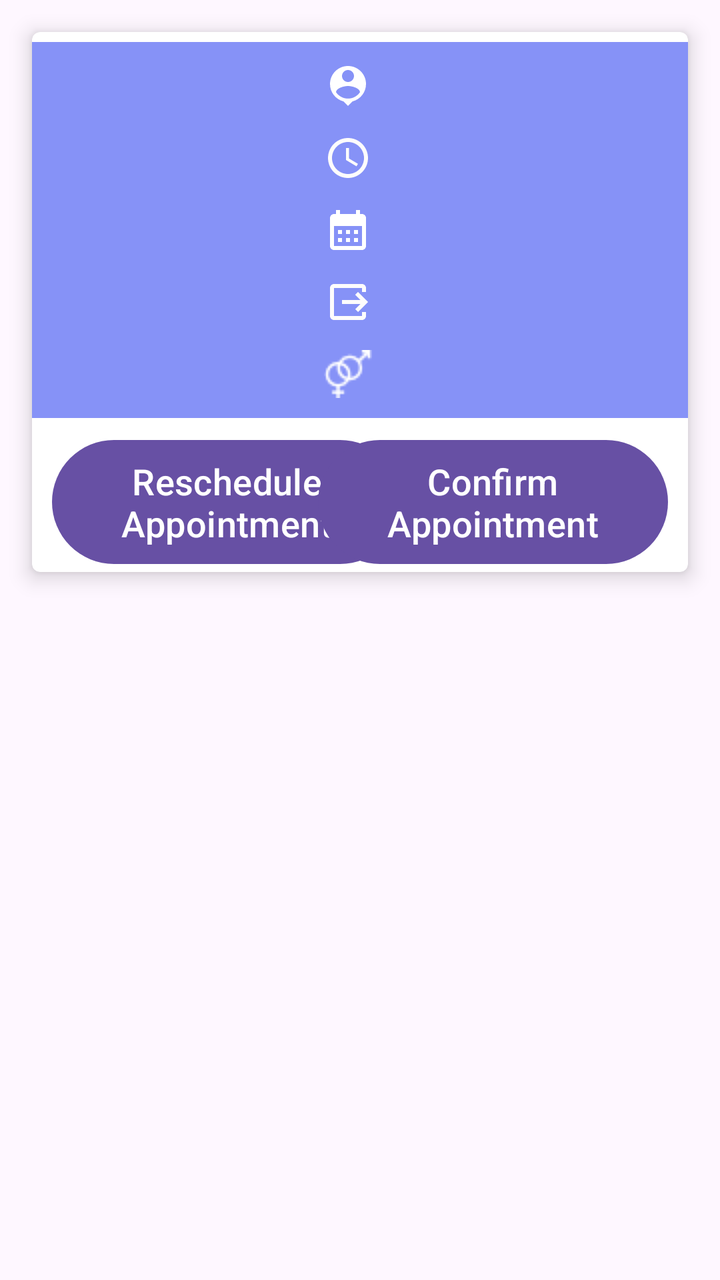
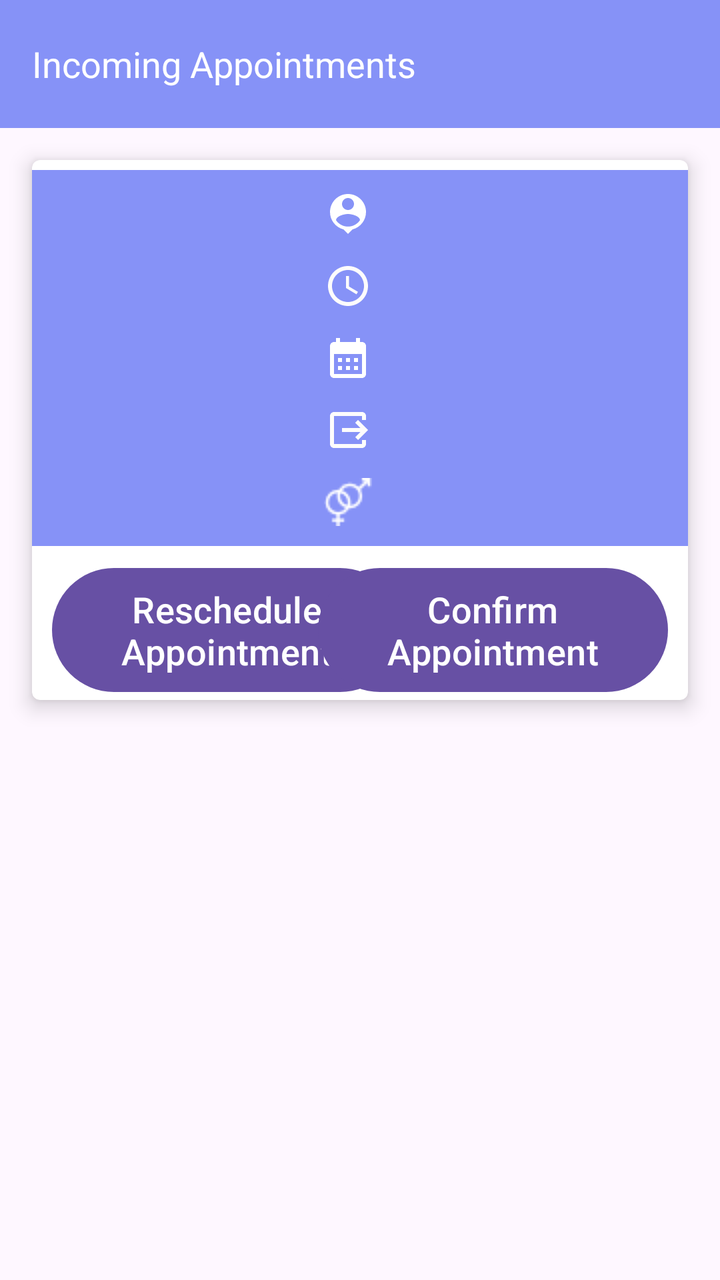

Before-and-after screenshots of an Android layout around one commit, followed by the original layout XML and the change that was made.
<!-- AndroidManifest.xml: application theme Theme.EDermaCareLatestt -->
<!-- res/layout/incoming_appointment.xml -->
<?xml version="1.0" encoding="utf-8"?>
<ScrollView
    xmlns:android="http://schemas.android.com/apk/res/android"
    xmlns:app="http://schemas.android.com/apk/res-auto"
    android:layout_width="match_parent"
    android:layout_height="match_parent">


    <androidx.cardview.widget.CardView
        android:layout_width="match_parent"
        android:layout_height="wrap_content"
        app:cardCornerRadius="4dp"
        app:cardElevation="6dp"
        android:layout_margin="16dp">


        <LinearLayout
            android:layout_width="match_parent"
            android:layout_height="wrap_content"
            android:orientation="horizontal"
            android:background="@color/lavender"
            android:padding="10dp"
            android:layout_marginBottom="5dp"
            android:layout_marginTop="5dp">

            <ImageView
                android:id="@+id/imageView"
                android:layout_width="120dp"
                android:layout_height="120dp"
                android:layout_gravity="center_vertical" />

            <LinearLayout
                android:layout_width="0dp"
                android:layout_height="wrap_content"
                android:layout_weight="1"
                android:orientation="vertical"
                android:layout_marginStart="16dp">

                <TextView
                    android:id="@+id/patient_name"
                    android:layout_width="match_parent"
                    android:layout_height="wrap_content"
                    android:drawableLeft="@drawable/baseline_person_pin_24"
                    android:textColor="@color/white"
                    android:drawableTint="#FFF"
                    android:textSize="11sp"
                    android:textStyle="bold"
                    android:layout_marginBottom="12dp" />

                <TextView
                    android:id="@+id/time"
                    android:layout_width="match_parent"
                    android:layout_height="wrap_content"
                    android:drawableLeft="@drawable/baseline_access_time_24"
                    android:textColor="@color/white"
                    android:textSize="11sp"
                    android:textStyle="bold"
                    android:layout_marginBottom="12dp" />

                <TextView
                    android:id="@+id/date"
                    android:layout_width="match_parent"
                    android:layout_height="wrap_content"
                    android:drawableLeft="@drawable/baseline_calendar_month_24"
                    android:textColor="@color/white"
                    android:textSize="11sp"
                    android:drawableTint="@color/white"
                    android:textStyle="bold"
                    android:layout_marginBottom="12dp" />

                <TextView
                    android:id="@+id/result"
                    android:layout_width="match_parent"
                    android:layout_height="wrap_content"
                    android:drawableLeft="@drawable/baseline_output_24"
                    android:textColor="@color/white"
                    android:textSize="11sp"
                    android:textStyle="bold"
                    android:layout_marginBottom="12dp"/>

                <TextView
                    android:id="@+id/gender"
                    android:drawableTint="@color/white"
                    android:layout_width="match_parent"
                    android:layout_height="wrap_content"
                    android:drawableLeft="@drawable/gender"
                    android:textColor="@color/white"
                    android:textSize="11sp"
                    android:textStyle="bold" />

            </LinearLayout>


        </LinearLayout>
        <Button
            android:id="@+id/button_reschedule"
            android:layout_width="175dp"
            android:layout_height="70dp"
            android:layout_marginTop="200dp"
            android:layout_marginLeft="10dp"
            android:textSize="18sp"
            android:text="Reschedule Appointment"
            android:layout_gravity="left"/>

        <Button
            android:id="@+id/button_confirm"
            android:layout_width="175dp"
            android:layout_height="70dp"
            android:textSize="18sp"
            android:layout_marginRight="10dp"
            android:layout_marginTop="200dp"
            android:text="Confirm Appointment"
            android:layout_gravity="right"/>
    </androidx.cardview.widget.CardView>

</ScrollView>
<!-- resources referenced by this layout -->
<resources>
  <color name="lavender">#8692F7</color>
  <color name="white">#FFFFFFFF</color>
  <!-- drawable baseline_access_time_24 (drawable) -->
  <vector xmlns:android="http://schemas.android.com/apk/res/android" android:height="24dp" android:tint="#FDFCFC" android:viewportHeight="24" android:viewportWidth="24" android:width="24dp">
        
      <path android:fillColor="@android:color/white" android:pathData="M11.99,2C6.47,2 2,6.48 2,12s4.47,10 9.99,10C17.52,22 22,17.52 22,12S17.52,2 11.99,2zM12,20c-4.42,0 -8,-3.58 -8,-8s3.58,-8 8,-8 8,3.58 8,8 -3.58,8 -8,8z"/>
        
      <path android:fillColor="@android:color/white" android:pathData="M12.5,7H11v6l5.25,3.15 0.75,-1.23 -4.5,-2.67z"/>
      
  </vector>
  <!-- drawable baseline_calendar_month_24 (drawable) -->
  <vector xmlns:android="http://schemas.android.com/apk/res/android" android:height="24dp" android:tint="#000000" android:viewportHeight="24" android:viewportWidth="24" android:width="24dp">
        
      <path android:fillColor="@android:color/white" android:pathData="M19,4h-1V2h-2v2H8V2H6v2H5C3.89,4 3.01,4.9 3.01,6L3,20c0,1.1 0.89,2 2,2h14c1.1,0 2,-0.9 2,-2V6C21,4.9 20.1,4 19,4zM19,20H5V10h14V20zM9,14H7v-2h2V14zM13,14h-2v-2h2V14zM17,14h-2v-2h2V14zM9,18H7v-2h2V18zM13,18h-2v-2h2V18zM17,18h-2v-2h2V18z"/>
      
  </vector>
  <!-- drawable baseline_output_24 (drawable) -->
  <vector xmlns:android="http://schemas.android.com/apk/res/android" android:height="24dp" android:tint="#FDFCFC" android:viewportHeight="24" android:viewportWidth="24" android:width="24dp">
        
      <path android:fillColor="@android:color/white" android:pathData="M17,17l5,-5l-5,-5l-1.41,1.41l2.58,2.59l-9.17,0l0,2l9.17,0l-2.58,2.59z"/>
        
      <path android:fillColor="@android:color/white" android:pathData="M19,19H5V5h14v2h2V5c0,-1.1 -0.89,-2 -2,-2H5C3.9,3 3,3.9 3,5v14c0,1.1 0.9,2 2,2h14c1.11,0 2,-0.9 2,-2v-2h-2V19z"/>
      
  </vector>
  <!-- drawable baseline_person_pin_24 (drawable) -->
  <vector xmlns:android="http://schemas.android.com/apk/res/android" android:height="24dp" android:tint="#000000" android:viewportHeight="24" android:viewportWidth="24" android:width="24dp">
        
      <path android:fillColor="@android:color/white" android:pathData="M12,2c-4.97,0 -9,4.03 -9,9 0,4.17 2.84,7.67 6.69,8.69L12,22l2.31,-2.31C18.16,18.67 21,15.17 21,11c0,-4.97 -4.03,-9 -9,-9zM12,4c1.66,0 3,1.34 3,3s-1.34,3 -3,3 -3,-1.34 -3,-3 1.34,-3 3,-3zM12,18.3c-2.5,0 -4.71,-1.28 -6,-3.22 0.03,-1.99 4,-3.08 6,-3.08 1.99,0 5.97,1.09 6,3.08 -1.29,1.94 -3.5,3.22 -6,3.22z"/>
      
  </vector>
  <!-- drawable gender: png bitmap (drawable, 712 bytes) -->
  <style name="Theme.EDermaCareLatestt" parent="Base.Theme.EDermaCareLatestt" />
  <style name="Base.Theme.EDermaCareLatestt" parent="Theme.Material3.DayNight.NoActionBar">
          
          
      </style>
</resources>

<!-- the commit's change to res/layout/incoming_appointment.xml (unified diff, before → after) -->
@@ -1,116 +1,145 @@
 <?xml version="1.0" encoding="utf-8"?>
-<ScrollView
+<androidx.coordinatorlayout.widget.CoordinatorLayout
     xmlns:android="http://schemas.android.com/apk/res/android"
     xmlns:app="http://schemas.android.com/apk/res-auto"
     android:layout_width="match_parent"
     android:layout_height="match_parent">
 
+    <com.google.android.material.appbar.AppBarLayout
+        android:layout_width="match_parent"
+        android:layout_height="wrap_content">
 
-    <androidx.cardview.widget.CardView
-        android:layout_width="match_parent"
-        android:layout_height="wrap_content"
-        app:cardCornerRadius="4dp"
-        app:cardElevation="6dp"
-        android:layout_margin="16dp">
+        <androidx.appcompat.widget.Toolbar
+            android:id="@+id/toolbar"
+            android:layout_width="match_parent"
+            android:layout_height="?attr/actionBarSize"
+            android:background="@color/bg">
+
+            <TextView
+                android:layout_width="wrap_content"
+                android:layout_height="wrap_content"
+                android:text="Incoming Appointments"
+                android:textColor="#FFF"
+                android:textSize="18sp"
+                android:layout_gravity="left"/>
+
+        </androidx.appcompat.widget.Toolbar>
 
 
-        <LinearLayout
+    </com.google.android.material.appbar.AppBarLayout>
+
+
+    <androidx.core.widget.NestedScrollView
+        android:layout_width="match_parent"
+        android:layout_height="match_parent"
+        app:layout_behavior="@string/appbar_scrolling_view_behavior">
+
+        <androidx.cardview.widget.CardView
             android:layout_width="match_parent"
             android:layout_height="wrap_content"
-            android:orientation="horizontal"
-            android:background="@color/lavender"
-            android:padding="10dp"
-            android:layout_marginBottom="5dp"
-            android:layout_marginTop="5dp">
-
-            <ImageView
-                android:id="@+id/imageView"
-                android:layout_width="120dp"
-                android:layout_height="120dp"
-                android:layout_gravity="center_vertical" />
+            app:cardCornerRadius="4dp"
+            app:cardElevation="6dp"
+            android:layout_margin="16dp">
 
             <LinearLayout
-                android:layout_width="0dp"
+                android:layout_width="match_parent"
                 android:layout_height="wrap_content"
-                android:layout_weight="1"
-                android:orientation="vertical"
-                android:layout_marginStart="16dp">
+                android:orientation="horizontal"
+                android:background="@color/lavender"
+                android:padding="10dp"
+                android:layout_marginBottom="5dp"
+                android:layout_marginTop="5dp">
 
-                <TextView
-                    android:id="@+id/patient_name"
-                    android:layout_width="match_parent"
+                <ImageView
+                    android:id="@+id/imageView"
+                    android:layout_width="120dp"
+                    android:layout_height="120dp"
+                    android:layout_gravity="center_vertical" />
+
+                <LinearLayout
+                    android:layout_width="0dp"
                     android:layout_height="wrap_content"
-                    android:drawableLeft="@drawable/baseline_person_pin_24"
-                    android:textColor="@color/white"
-                    android:drawableTint="#FFF"
-                    android:textSize="11sp"
-                    android:textStyle="bold"
-                    android:layout_marginBottom="12dp" />
+                    android:layout_weight="1"
+                    android:orientation="vertical"
+                    android:layout_marginStart="16dp">
 
-                <TextView
-                    android:id="@+id/time"
-                    android:layout_width="match_parent"
-                    android:layout_height="wrap_content"
-                    android:drawableLeft="@drawable/baseline_access_time_24"
-                    android:textColor="@color/white"
-                    android:textSize="11sp"
-                    android:textStyle="bold"
-                    android:layout_marginBottom="12dp" />
+                    <TextView
+                        android:id="@+id/patient_name"
+                        android:layout_width="match_parent"
+                        android:layout_height="wrap_content"
+                        android:drawableLeft="@drawable/baseline_person_pin_24"
+                        android:textColor="@color/white"
+                        android:drawableTint="#FFF"
+                        android:textSize="11sp"
+                        android:textStyle="bold"
+                        android:layout_marginBottom="12dp" />
 
-                <TextView
-                    android:id="@+id/date"
-                    android:layout_width="match_parent"
-                    android:layout_height="wrap_content"
-                    android:drawableLeft="@drawable/baseline_calendar_month_24"
-                    android:textColor="@color/white"
-                    android:textSize="11sp"
-                    android:drawableTint="@color/white"
-                    android:textStyle="bold"
-                    android:layout_marginBottom="12dp" />
+                    <TextView
+                        android:id="@+id/time"
+                        android:layout_width="match_parent"
+                        android:layout_height="wrap_content"
+                        android:drawableLeft="@drawable/baseline_access_time_24"
+                        android:textColor="@color/white"
+                        android:textSize="11sp"
+                        android:textStyle="bold"
+                        android:layout_marginBottom="12dp" />
 
-                <TextView
-                    android:id="@+id/result"
-                    android:layout_width="match_parent"
-                    android:layout_height="wrap_content"
-                    android:drawableLeft="@drawable/baseline_output_24"
-                    android:textColor="@color/white"
-                    android:textSize="11sp"
-                    android:textStyle="bold"
-                    android:layout_marginBottom="12dp"/>
+                    <TextView
+                        android:id="@+id/date"
+                        android:layout_width="match_parent"
+                        android:layout_height="wrap_content"
+                        android:drawableLeft="@drawable/baseline_calendar_month_24"
+                        android:textColor="@color/white"
+                        android:textSize="11sp"
+                        android:drawableTint="@color/white"
+                        android:textStyle="bold"
+                        android:layout_marginBottom="12dp" />
 
-                <TextView
-                    android:id="@+id/gender"
-                    android:drawableTint="@color/white"
-                    android:layout_width="match_parent"
-                    android:layout_height="wrap_content"
-                    android:drawableLeft="@drawable/gender"
-                    android:textColor="@color/white"
-                    android:textSize="11sp"
-                    android:textStyle="bold" />
+                    <TextView
+                        android:id="@+id/result"
+                        android:layout_width="match_parent"
+                        android:layout_height="wrap_content"
+                        android:drawableLeft="@drawable/baseline_output_24"
+                        android:textColor="@color/white"
+                        android:textSize="11sp"
+                        android:textStyle="bold"
+                        android:layout_marginBottom="12dp"/>
+
+                    <TextView
+                        android:id="@+id/gender"
+                        android:drawableTint="@color/white"
+                        android:layout_width="match_parent"
+                        android:layout_height="wrap_content"
+                        android:drawableLeft="@drawable/gender"
+                        android:textColor="@color/white"
+                        android:textSize="11sp"
+                        android:textStyle="bold" />
+
+                </LinearLayout>
+
 
             </LinearLayout>
+            <Button
+                android:id="@+id/button_reschedule"
+                android:layout_width="175dp"
+                android:layout_height="70dp"
+                android:layout_marginTop="200dp"
+                android:layout_marginLeft="10dp"
+                android:textSize="18sp"
+                android:text="Reschedule Appointment"
+                android:layout_gravity="left"/>
 
+            <Button
+                android:id="@+id/button_confirm"
+                android:layout_width="175dp"
+                android:layout_height="70dp"
+                android:textSize="18sp"
+                android:layout_marginRight="10dp"
+                android:layout_marginTop="200dp"
+                android:text="Confirm Appointment"
+                android:layout_gravity="right"/>
+        </androidx.cardview.widget.CardView>
 
-        </LinearLayout>
-        <Button
-            android:id="@+id/button_reschedule"
-            android:layout_width="175dp"
-            android:layout_height="70dp"
-            android:layout_marginTop="200dp"
-            android:layout_marginLeft="10dp"
-            android:textSize="18sp"
-            android:text="Reschedule Appointment"
-            android:layout_gravity="left"/>
+    </androidx.core.widget.NestedScrollView>
 
-        <Button
-            android:id="@+id/button_confirm"
-            android:layout_width="175dp"
-            android:layout_height="70dp"
-            android:textSize="18sp"
-            android:layout_marginRight="10dp"
-            android:layout_marginTop="200dp"
-            android:text="Confirm Appointment"
-            android:layout_gravity="right"/>
-    </androidx.cardview.widget.CardView>
-
-</ScrollView>
+</androidx.coordinatorlayout.widget.CoordinatorLayout>
<!-- resource entries referenced after the edit -->
@@ -1,5 +1,6 @@
 <!-- resources referenced by this layout -->
 <resources>
+  <color name="bg">#8692F7</color>
   <color name="lavender">#8692F7</color>
   <color name="white">#FFFFFFFF</color>
   <!-- drawable baseline_access_time_24 (drawable) -->
